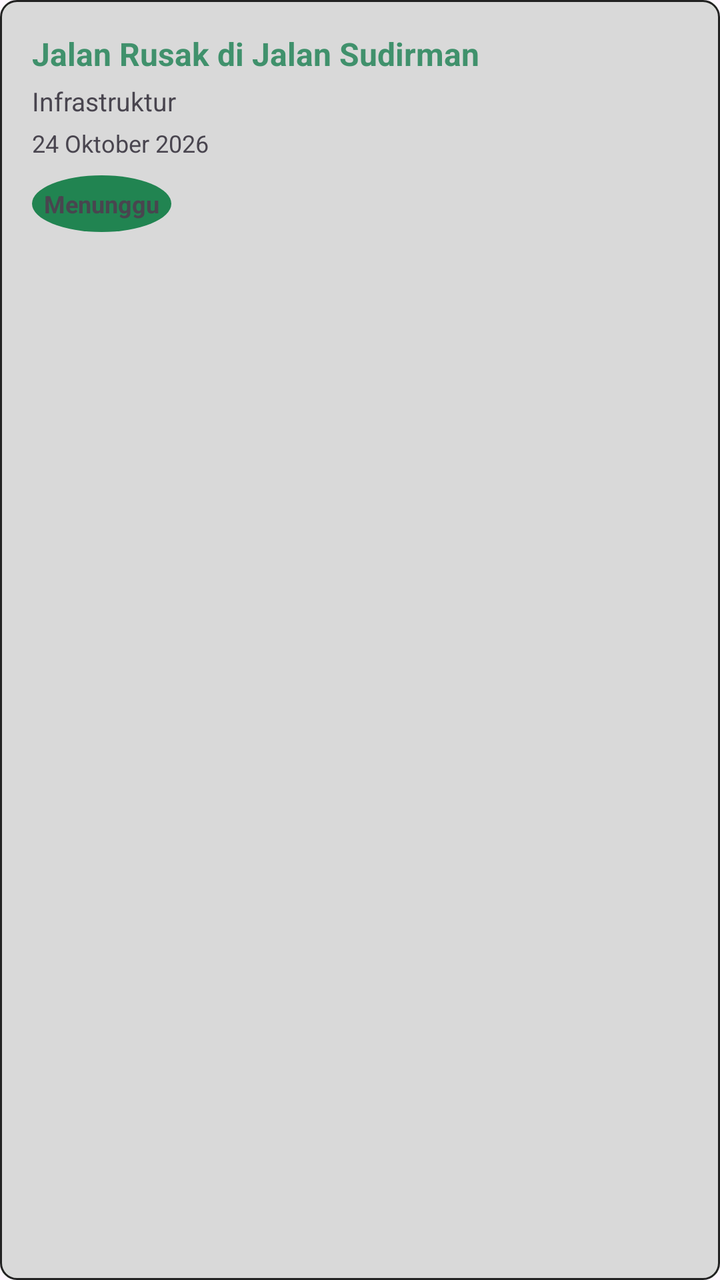
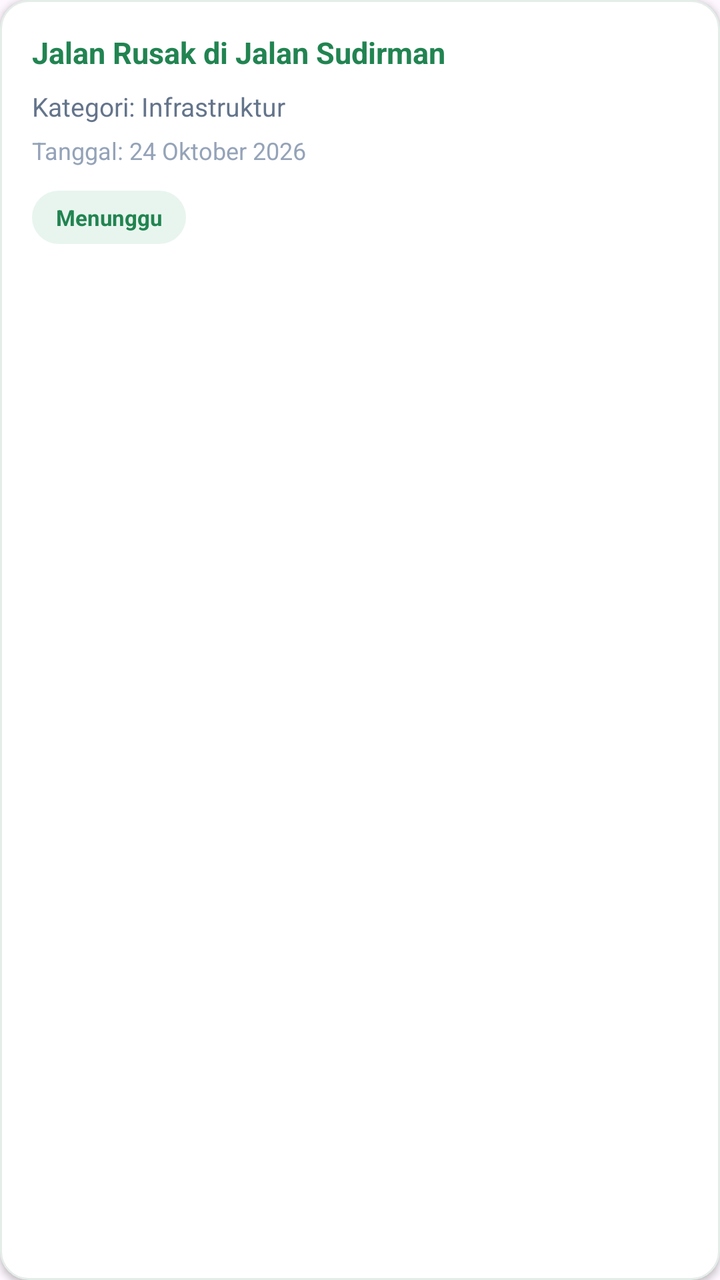

The first picture is an Android layout as it rendered before a commit; the second is the same layout after the commit. The layout source and the unified diff follow.
<!-- AndroidManifest.xml: application theme Theme.Benito_TIA -->
<!-- res/layout/item_report.xml -->
<?xml version="1.0" encoding="utf-8"?>
<LinearLayout
    xmlns:android="http://schemas.android.com/apk/res/android"
    android:layout_width="match_parent"
    android:layout_height="wrap_content"
    android:orientation="vertical"
    android:padding="16dp"
    android:layout_marginBottom="8dp"
    android:background="@drawable/bg_report_rounded">

    <TextView
        android:id="@+id/tvReportTitle"
        android:layout_width="match_parent"
        android:layout_height="wrap_content"
        android:text="Jalan Rusak di Jalan Sudirman"
        android:textSize="16sp"
        android:textStyle="bold"
        android:textColor="@color/pine_green" />

    <TextView
        android:id="@+id/tvReportCategory"
        android:layout_width="match_parent"
        android:layout_height="wrap_content"
        android:text="Infrastruktur"
        android:textSize="13sp"
        android:layout_marginTop="4dp" />

    <TextView
        android:id="@+id/tvReportDate"
        android:layout_width="match_parent"
        android:layout_height="wrap_content"
        android:text="24 Oktober 2026"
        android:textSize="12sp"
        android:layout_marginTop="4dp" />

    <TextView
        android:id="@+id/tvReportStatus"
        android:layout_width="wrap_content"
        android:layout_height="wrap_content"
        android:text="Menunggu"
        android:textSize="12sp"
        android:textStyle="bold"
        android:layout_marginTop="8dp"
        android:padding="6dp"
        android:background="@drawable/bg_status_green" />

</LinearLayout>
<!-- resources referenced by this layout -->
<resources>
  <color name="pine_green">#40916C</color>
  <!-- drawable bg_report_rounded (drawable) -->
  <?xml version="1.0" encoding="utf-8"?>
  <shape xmlns:android="http://schemas.android.com/apk/res/android"
      android:shape="rectangle">
  
      <solid android:color="#D9D9D9" />
  
  
      <corners android:radius="8dp" />
  
  
      <stroke
          android:width="1dp"
          android:color="#222222" />
  
  </shape>
  <!-- drawable bg_status_green (drawable) -->
  <?xml version="1.0" encoding="utf-8"?>
  <shape xmlns:android="http://schemas.android.com/apk/res/android"
      android:shape="oval">
  
      <solid android:color="#218451" />
  
  </shape>
  <style name="Theme.Benito_TIA" parent="Base.Theme.Benito_TIA" />
  <style name="Base.Theme.Benito_TIA" parent="Theme.Material3.DayNight.NoActionBar">
          <item name="colorPrimary">@color/pine_green</item>
          <item name="colorPrimaryDark">@color/forest_green</item>
          <item name="colorAccent">@color/mint_green</item>
          <item name="android:statusBarColor">@color/pine_green</item>
          <item name="android:navigationBarColor">@color/white</item>
      </style>
  <color name="forest_green">#2D6A4F</color>
  <color name="mint_green">#E8F5EC</color>
  <color name="white">#FFFFFF</color>
</resources>

<!-- the commit's change to res/layout/item_report.xml (unified diff, before → after) -->
@@ -5,43 +5,52 @@
     android:layout_height="wrap_content"
     android:orientation="vertical"
     android:padding="16dp"
-    android:layout_marginBottom="8dp"
-    android:background="@drawable/bg_report_rounded">
+    android:layout_marginBottom="12dp"
+    android:background="@drawable/bg_report_rounded"
+    android:elevation="2dp">
 
+    
     <TextView
         android:id="@+id/tvReportTitle"
         android:layout_width="match_parent"
         android:layout_height="wrap_content"
         android:text="Jalan Rusak di Jalan Sudirman"
-        android:textSize="16sp"
+        android:textSize="15sp"
         android:textStyle="bold"
-        android:textColor="@color/pine_green" />
+        android:textColor="#218451" />
 
+    
     <TextView
         android:id="@+id/tvReportCategory"
         android:layout_width="match_parent"
         android:layout_height="wrap_content"
-        android:text="Infrastruktur"
+        android:text="Kategori: Infrastruktur"
         android:textSize="13sp"
-        android:layout_marginTop="4dp" />
+        android:textColor="#64748B"
+        android:layout_marginTop="8dp" />
 
+    
     <TextView
         android:id="@+id/tvReportDate"
         android:layout_width="match_parent"
         android:layout_height="wrap_content"
-        android:text="24 Oktober 2026"
+        android:text="Tanggal: 24 Oktober 2026"
         android:textSize="12sp"
-        android:layout_marginTop="4dp" />
+        android:textColor="#94A3B8"
+        android:layout_marginTop="5dp" />
 
+    
     <TextView
         android:id="@+id/tvReportStatus"
         android:layout_width="wrap_content"
         android:layout_height="wrap_content"
         android:text="Menunggu"
-        android:textSize="12sp"
+        android:textSize="11sp"
         android:textStyle="bold"
-        android:layout_marginTop="8dp"
-        android:padding="6dp"
-        android:background="@drawable/bg_status_green" />
+        android:textColor="#218451"
+        android:layout_marginTop="12dp"
+        android:paddingHorizontal="12dp"
+        android:paddingVertical="6dp"
+        android:background="@drawable/bg_status_pill" />
 
 </LinearLayout>
<!-- resource entries referenced after the edit -->
@@ -6,23 +6,23 @@
   <shape xmlns:android="http://schemas.android.com/apk/res/android"
       android:shape="rectangle">
   
-      <solid android:color="#D9D9D9" />
+      <solid android:color="#FFFFFF" />
   
-  
-      <corners android:radius="8dp" />
-  
+      <corners android:radius="14dp" />
   
       <stroke
           android:width="1dp"
-          android:color="#222222" />
+          android:color="#E5EDE8" />
   
   </shape>
-  <!-- drawable bg_status_green (drawable) -->
+  <!-- drawable bg_status_pill (drawable) -->
   <?xml version="1.0" encoding="utf-8"?>
   <shape xmlns:android="http://schemas.android.com/apk/res/android"
-      android:shape="oval">
+      android:shape="rectangle">
   
-      <solid android:color="#218451" />
+      <solid android:color="#E8F5EE" />
+  
+      <corners android:radius="50dp" />
   
   </shape>
   <style name="Theme.Benito_TIA" parent="Base.Theme.Benito_TIA" />
